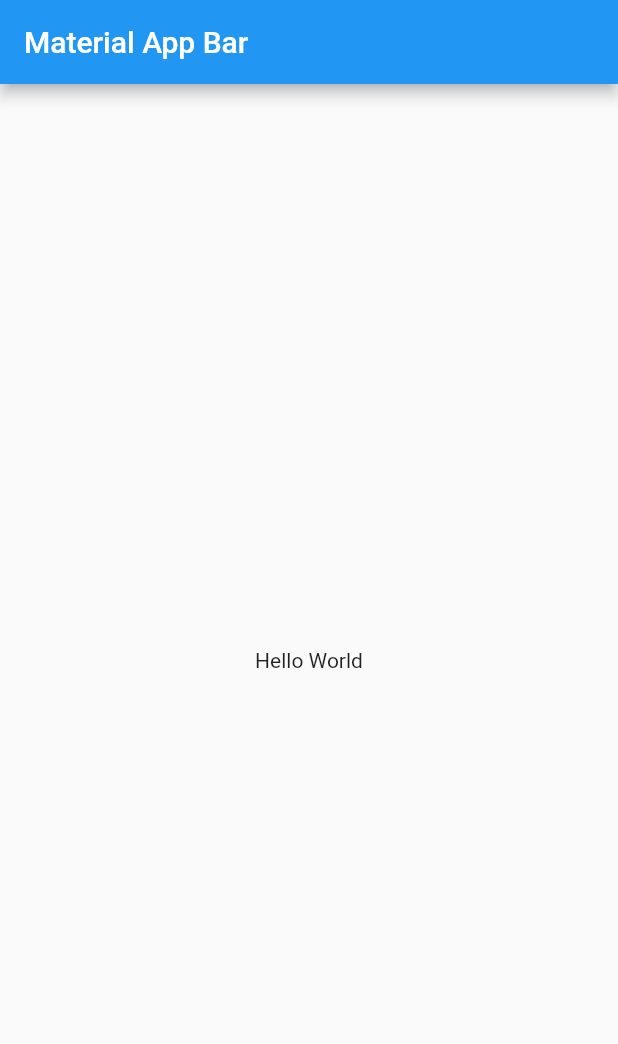
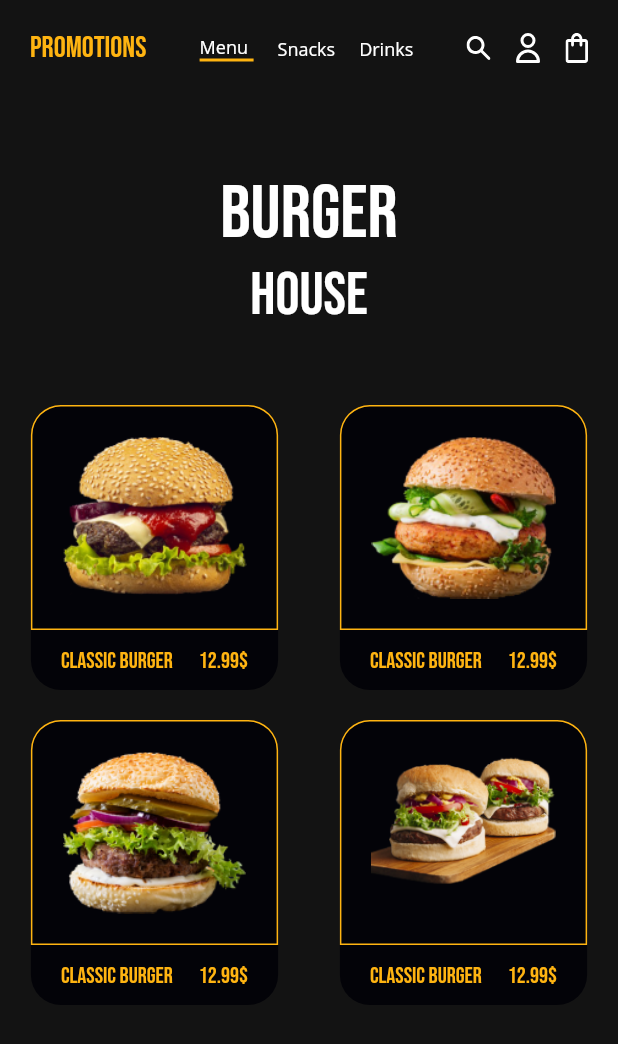
Before and after one commit to pauloamaral93/flutter_ui_challenges-2, a Flutter app: the screen it shows after launch, on a phone screen of 412 x 824 dp. Shown: the top 1044 px of the screen. Run offline on Flutter 3.47's test engine with Material 2 defaults, Android fonts, the phone set to English and light mode, and no system bars; our stand-ins replace flutter_svg, font_awesome_flutter.

Commit message:
Creacion de la pagina home (en proceso)

```diff
--- /dev/null
+++ b/food_app/lib/constants.dart
@@ -0,0 +1,7 @@
+import 'package:flutter/material.dart';
+
+const kPrimaryColor   = Color(0xffFFB411);
+const kSecondaryColor = Color(0xffFF970E);
+const kBackgroundColor = Color(0xff131313);
+const kInactiveColor = Color(0xff3F3D3D);
+const kDefaultPadding = 20.0;
--- a/food_app/lib/main.dart
+++ b/food_app/lib/main.dart
@@ -1,4 +1,7 @@
 import 'package:flutter/material.dart';
+import 'package:food_app/constants.dart';
+
+import 'package:food_app/src/screens/home_page.dart';
 
 void main() => runApp(MyApp());
 
@@ -6,17 +9,12 @@ class MyApp extends StatelessWidget {
   @override
   Widget build(BuildContext context) {
     return MaterialApp(
+      debugShowCheckedModeBanner: false,
       title: 'Food App',
-      home: Scaffold(
-        appBar: AppBar(
-          title: Text('Material App Bar'),
-        ),
-        body: Center(
-          child: Container(
-            child: Text('Hello World'),
-          ),
-        ),
+      theme: ThemeData(
+        scaffoldBackgroundColor: kBackgroundColor
       ),
+      home: HomePage(),
     );
   }
 }
--- /dev/null
+++ b/food_app/lib/src/screens/home_page.dart
@@ -0,0 +1,22 @@
+import 'package:flutter/material.dart';
+
+import 'package:food_app/src/widgets/custom_widgets.dart';
+
+class HomePage extends StatelessWidget {
+  const HomePage({
+    Key key,
+  }) : super(key: key);
+
+  @override
+  Widget build(BuildContext context) {
+    return Scaffold(
+      body: Column(
+        children: <Widget>[
+          CustomAppBar(),
+          TextHome(),
+          GridBurgers(),
+        ],
+      ),
+    );
+  }
+}
--- /dev/null
+++ b/food_app/lib/src/widgets/custom_appbar.dart
@@ -0,0 +1,83 @@
+import 'package:flutter/material.dart';
+import 'package:flutter_svg/flutter_svg.dart';
+import 'package:food_app/constants.dart';
+
+class CustomAppBar extends StatelessWidget {
+  @override
+  Widget build(BuildContext context) {
+    return SafeArea(
+      child: Container(
+        margin: EdgeInsets.all(kDefaultPadding),
+        child: Row(
+          mainAxisAlignment: MainAxisAlignment.spaceBetween,
+          children: <Widget>[
+            Text(
+              'Promotions'.toUpperCase(),
+              style: TextStyle(
+                color: kPrimaryColor,
+                fontFamily: 'Bebas Neue',
+                fontSize: 20.0,
+              ),
+            ),
+            Container(
+              margin: EdgeInsets.symmetric(horizontal: 30.0),
+              child: Row(
+                children: <Widget>[
+                  MenuTab(text: 'Menu', selected: true),
+                  SizedBox(width: 16.0),
+                  MenuTab(text: 'Snacks'),
+                  SizedBox(width: 16.0),
+                  MenuTab(text: 'Drinks'),
+                ],
+              ),
+            ),
+            Container(
+              child: Row(
+                mainAxisAlignment: MainAxisAlignment.spaceBetween,
+                children: <Widget>[
+                  SvgPicture.asset('assets/icons/IconSearch.svg'),
+                  SizedBox(width: 17.0),
+                  SvgPicture.asset('assets/icons/IconUser.svg'),
+                  SizedBox(width: 17.0),
+                  SvgPicture.asset('assets/icons/IconBag.svg'),
+                ],
+              ),
+            )
+          ],
+        ),
+      ),
+    );
+  }
+}
+
+class MenuTab extends StatelessWidget {
+  final String text;
+  final bool selected;
+  const MenuTab({
+    this.text,
+    this.selected = false
+  });
+  @override
+  Widget build(BuildContext context) {
+    return Container(
+      child: Column(
+        crossAxisAlignment: CrossAxisAlignment.start,
+        children: <Widget>[
+          Text(
+            '$text',
+            style: TextStyle(
+              color: Colors.white,
+              fontSize: 12.0,
+              fontFamily: 'Open Sans'
+            ),
+          ),
+          Container(
+            width: (selected) ? 36 : 0,
+            height: (selected) ? 2 : 0,
+            color: kPrimaryColor,
+          )
+        ],
+      ),
+    );
+  }
+}
--- /dev/null
+++ b/food_app/lib/src/widgets/custom_text_bebasneue.dart
@@ -0,0 +1,26 @@
+import 'package:flutter/material.dart';
+
+class TextBebasNeue extends StatelessWidget {
+
+  final String text;
+  final double size;
+  final Color color;
+
+  const TextBebasNeue({
+    @required this.text,
+    this.size = 50,
+    this.color = Colors.white,
+  });
+
+  @override
+  Widget build(BuildContext context) {
+    return Text(
+      this.text.toUpperCase(),
+      style: TextStyle(
+        fontFamily: 'Bebas Neue',
+        fontSize: this.size,
+        color: this.color
+      ),
+    );
+  }
+}
--- /dev/null
+++ b/food_app/lib/src/widgets/custom_widgets.dart
@@ -0,0 +1,4 @@
+export 'package:food_app/src/widgets/custom_appbar.dart';
+export 'package:food_app/src/widgets/text_home.dart';
+export 'package:food_app/src/widgets/custom_text_bebasneue.dart';
+export 'package:food_app/src/widgets/grid_burgers.dart';
--- /dev/null
+++ b/food_app/lib/src/widgets/grid_burgers.dart
@@ -0,0 +1,131 @@
+import 'package:flutter/material.dart';
+import 'package:food_app/constants.dart';
+
+import 'package:food_app/src/widgets/custom_widgets.dart';
+
+class GridBurgers extends StatelessWidget {
+
+  final List<Map> _listBurger = [
+    {
+      'image' : 'assets/img/burger-classic.png',
+      'name'  : 'Classic Burger',
+      'price' : 12.99
+    },
+    {
+      'image' : 'assets/img/burger-chicken.png',
+      'name'  : 'Classic Burger',
+      'price' : 12.99
+    },
+    {
+      'image' : 'assets/img/burger-bbq.png',
+      'name'  : 'Classic Burger',
+      'price' : 12.99
+    },
+    {
+      'image' : 'assets/img/burger-doble.png',
+      'name'  : 'Classic Burger',
+      'price' : 12.99
+    },
+  ];
+
+  @override
+  Widget build(BuildContext context) {
+    return Table(
+      children: [
+        TableRow(
+          children: [
+            BurgerCard(
+              image: _listBurger[0]['image'],
+              name: _listBurger[0]['name'],
+              price: _listBurger[0]['price'].toString()
+            ),
+            BurgerCard(
+              image: _listBurger[1]['image'],
+              name: _listBurger[1]['name'],
+              price: _listBurger[1]['price'].toString()
+            ),
+          ]
+        ),
+        TableRow(
+          children: [
+            BurgerCard(
+              image: _listBurger[2]['image'],
+              name: _listBurger[2]['name'],
+              price: _listBurger[2]['price'].toString()
+            ),
+            BurgerCard(
+              image: _listBurger[3]['image'],
+              name: _listBurger[3]['name'],
+              price: _listBurger[3]['price'].toString()
+            ),
+          ]
+        )
+      ]
+    );
+  }
+}
+
+class BurgerCard extends StatelessWidget {
+
+  final String image;
+  final String name;
+  final String price;
+
+  const BurgerCard({
+    @required this.image,
+    @required this.name,
+    @required this.price
+  });
+
+  @override
+  Widget build(BuildContext context) {
+    final Size size = MediaQuery.of(context).size;
+    return Container(
+      child: Column(
+        children: <Widget>[
+          Container(
+            width: size.width * 0.40,
+            height: 150,
+            alignment: Alignment.topCenter,
+            padding: EdgeInsets.all(kDefaultPadding),
+            child: Image.asset(this.image),
+            decoration: BoxDecoration(
+              border: Border.all(
+                color: kPrimaryColor
+              ),
+              color: Color(0xff030308),
+              borderRadius: BorderRadius.only(topLeft: Radius.circular(20.0), topRight: Radius.circular(20.0))
+            ),
+          ),
+          Container(
+            margin: EdgeInsets.only(bottom: kDefaultPadding),
+            width: size.width * 0.40,
+            height: 40,
+            decoration: BoxDecoration(
+              color: Color(0xff030308),
+              borderRadius: BorderRadius.only(bottomLeft: Radius.circular(20.0), bottomRight: Radius.circular(20.0)),
+            ),
+            child: Padding(
+              padding: EdgeInsets.symmetric(horizontal: kDefaultPadding),
+              child: Row(
+                mainAxisAlignment: MainAxisAlignment.spaceBetween,
+                children: <Widget>[
+                  TextBebasNeue(
+                    text: this.name,
+                    size: 15.0,
+                    color: kPrimaryColor,
+                  ),
+                  TextBebasNeue(
+                    text: '${this.price}\$',
+                    size: 15.0,
+                    color: kPrimaryColor,
+                  )
+                ],
+              ),
+            ),
+          )
+        ],
+      ),
+    );
+  }
+}
--- /dev/null
+++ b/food_app/lib/src/widgets/text_home.dart
@@ -0,0 +1,29 @@
+import 'package:flutter/material.dart';
+import 'package:food_app/src/widgets/custom_widgets.dart';
+
+class TextHome extends StatelessWidget {
+
+  @override
+  Widget build(BuildContext context) {
+
+    final Size size = MediaQuery.of(context).size;
+
+    return Container(
+      alignment: Alignment.center,
+      width: double.infinity,
+      height: size.height * 0.25,
+      child: Column(
+        mainAxisAlignment: MainAxisAlignment.center,
+        children: <Widget>[
+          TextBebasNeue(
+            text: 'Burger',
+          ),
+          TextBebasNeue(
+            text: 'House',
+            size: 40.0,
+          )
+        ],
+      ),
+    );
+  }
+}
```
